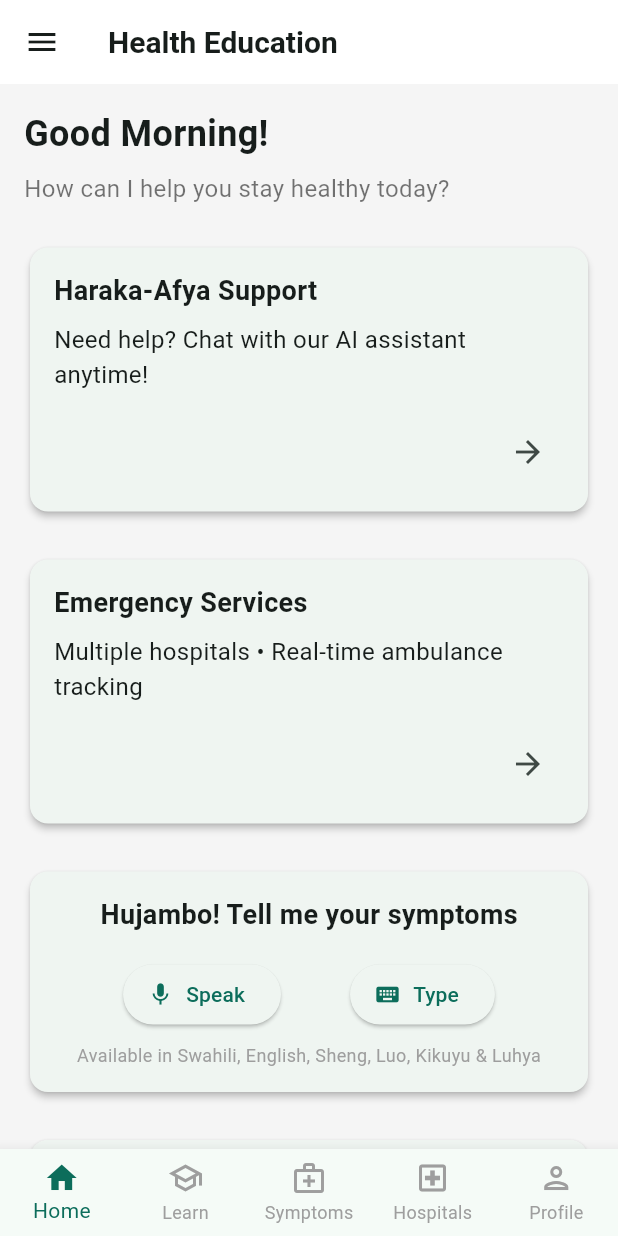
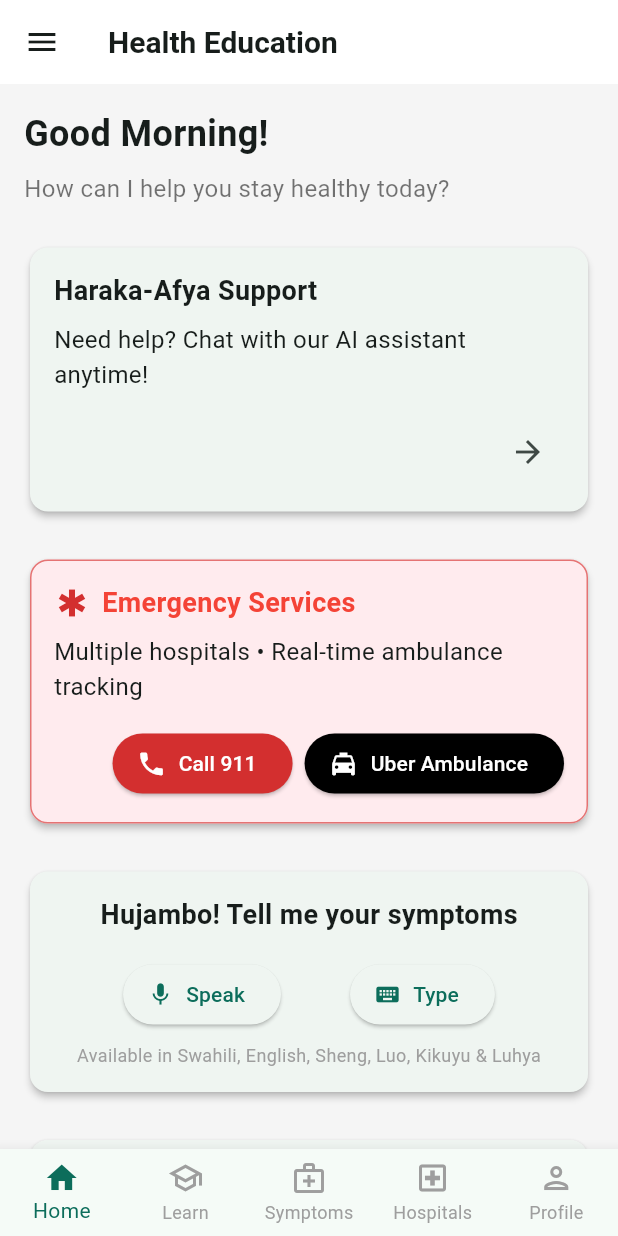
Before and after one commit to JuniorCarti/Haraka-Afya_AI, a Flutter app: the HomeScreen screen opened by its route, on a phone screen of 412 x 824 dp. Run offline on Flutter 3.47's test engine with Material 3 defaults, Android fonts, the light colour scheme and no system bars; our stand-ins replace firebase_auth, firebase_core, flutter_svg, google_sign_in, shared_preferences, smooth_page_indicator; accounts and stored records are empty.

Commit message:
Update Emergency card with red background, 911 and Uber Ambulance call icons, and navigation to emergency hospitals list on tap

```diff
--- a/lib/screens/home_screen.dart
+++ b/lib/screens/home_screen.dart
@@ -6,6 +6,8 @@ import 'package:haraka_afya_ai/features/symptoms_page.dart';
 import 'package:haraka_afya_ai/features/hospitals_page.dart';
 import 'package:haraka_afya_ai/features/profile_page.dart';
 import 'package:haraka_afya_ai/features/chat/ai_assistant_popup.dart';
+import 'package:url_launcher/url_launcher.dart';
+import 'package:haraka_afya_ai/features/emergency_services_page.dart';
 
 class HomeScreen extends StatefulWidget {
   const HomeScreen({super.key});
@@ -142,7 +144,7 @@ class HomeContent extends StatelessWidget {
                 const SizedBox(height: 24),
 
                 // Emergency Services
-                _buildEmergencyCard(),
+                _buildEmergencyCard(context),
                 const SizedBox(height: 24),
 
                 // Symptom Checker
@@ -387,23 +389,45 @@ class HomeContent extends StatelessWidget {
   );
 }
 
-  Widget _buildEmergencyCard() {
-    return Card(
+// Update the _buildEmergencyCard method in home_screen.dart
+Widget _buildEmergencyCard(BuildContext context) {
+  return InkWell(
+    onTap: () {
+      Navigator.push(
+        context,
+        MaterialPageRoute(
+          builder: (context) => const EmergencyServicesPage(),
+        ),
+      );
+    },
+    child: Card(
       elevation: 2,
+      color: Colors.red[50], // Light red background
       shape: RoundedRectangleBorder(
         borderRadius: BorderRadius.circular(12),
+        side: BorderSide(
+          color: Colors.red[300]!,
+          width: 1,
+        ),
       ),
       child: Padding(
         padding: const EdgeInsets.all(16),
         child: Column(
           crossAxisAlignment: CrossAxisAlignment.start,
           children: [
+            Row(
+              children: [
+                Icon(Icons.emergency, color: Colors.red[700]),
+                const SizedBox(width: 8),
                 const Text(
                   'Emergency Services',
                   style: TextStyle(
                     fontSize: 18,
                     fontWeight: FontWeight.bold,
+                    color: Colors.red,
                   ),
+                ),
+              ],
             ),
             const SizedBox(height: 8),
             const Text(
@@ -411,19 +435,54 @@ class HomeContent extends StatelessWidget {
               style: TextStyle(fontSize: 16),
             ),
             const SizedBox(height: 16),
-            Align(
-              alignment: Alignment.centerRight,
-              child: IconButton(
-                icon: const Icon(Icons.arrow_forward),
-                onPressed: () {},
+            Row(
+              mainAxisAlignment: MainAxisAlignment.end,
+              children: [
+                ElevatedButton.icon(
+                  icon: const Icon(Icons.phone, size: 20),
+                  label: const Text('Call 911'),
+                  style: ElevatedButton.styleFrom(
+                    backgroundColor: Colors.red[700],
+                    foregroundColor: Colors.white,
+                    shape: RoundedRectangleBorder(
+                      borderRadius: BorderRadius.circular(20),
                     ),
+                  ),
+                  onPressed: () async {
+                    const url = 'tel:911';
+                    if (await canLaunchUrl(Uri.parse(url))) {
+                      await launchUrl(Uri.parse(url));
+                    }
+                  },
+                ),
+                const SizedBox(width: 8),
+                ElevatedButton.icon(
+                  icon: const Icon(Icons.local_taxi, size: 20),
+                  label: const Text('Uber Ambulance'),
+                  style: ElevatedButton.styleFrom(
+                    backgroundColor: Colors.black,
+                    foregroundColor: Colors.white,
+                    shape: RoundedRectangleBorder(
+                      borderRadius: BorderRadius.circular(20),
+                    ),
+                  ),
+                  onPressed: () {
+                    // Implement Uber ambulance integration
+                    ScaffoldMessenger.of(context).showSnackBar(
+                      const SnackBar(
+                        content: Text('Opening Uber for ambulance request'),
+                      ),
+                    );
+                  },
+                ),
+              ],
             ),
           ],
         ),
       ),
+    ),
   );
 }
-
   Widget _buildSymptomChecker() {
     return Card(
       elevation: 2,
--- a/pubspec.yaml
+++ b/pubspec.yaml
@@ -15,6 +15,7 @@ dependencies:
   cloud_firestore: ^5.6.11
   firebase_auth: ^5.6.2
   google_sign_in: ^6.1.5
+
 
 
 
```
Also changed, not shown: lib/features/emergency_services_page.dart (added, +247 -0 lines). Lines whose indentation alone changed are shown as unchanged.
